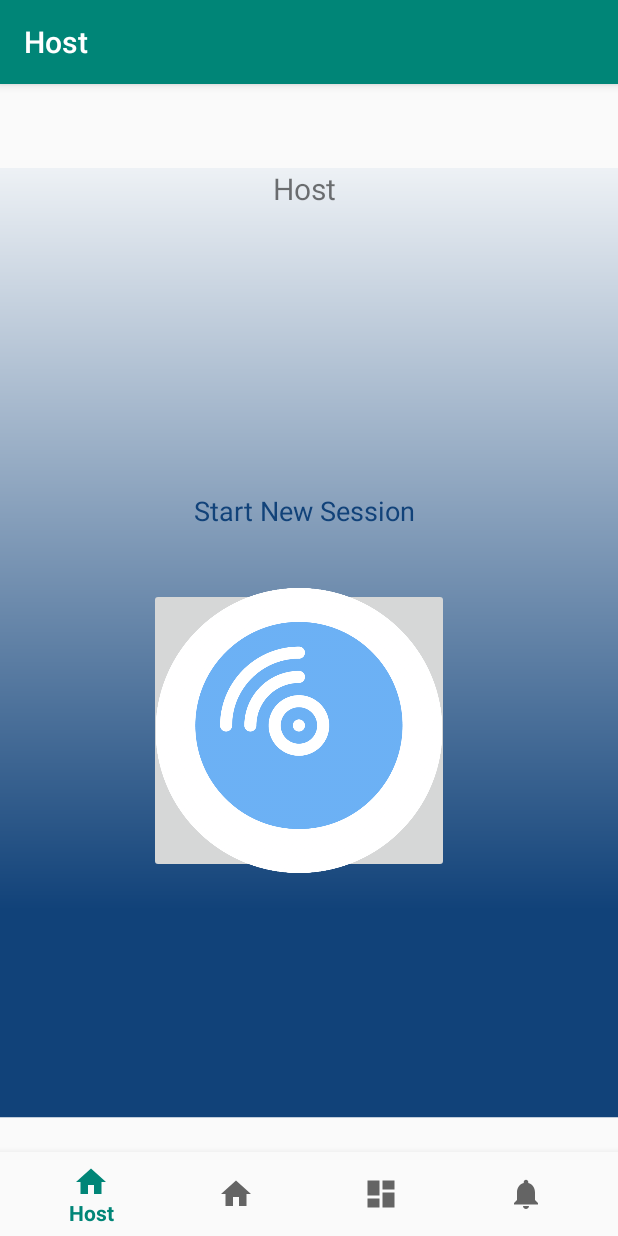
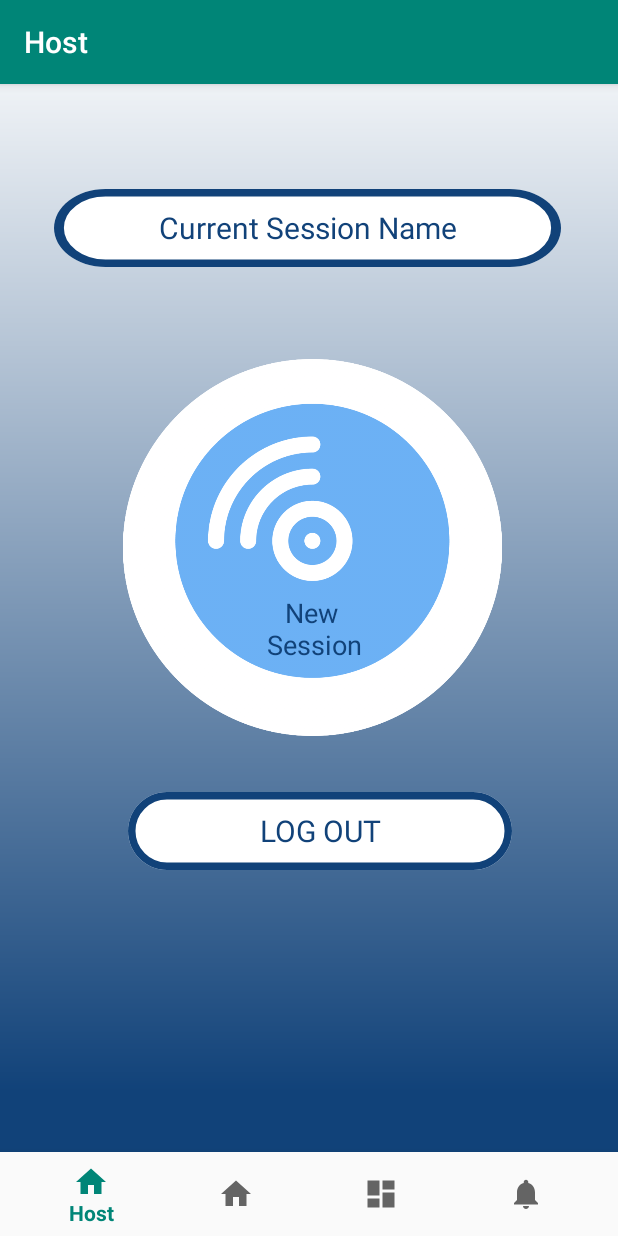
Before and after one commit to Finnvoor/glisten, an Android app: the HostFragment screen opened through its navigation route, on a phone screen of 412 x 824 dp. Run offline under Robolectric (Android 15) with nearby library versions, the phone set to English and light mode, and no system bars; our stand-ins replace navigation-ui.

Commit message:
host page

```diff
--- a/app/src/main/res/drawable/host_page.xml
+++ b/app/src/main/res/drawable/host_page.xml
@@ -4,9 +4,9 @@
     xmlns:android="http://schemas.android.com/apk/res/android"
     xmlns:aapt="http://schemas.android.com/aapt"
     android:width="360dp"
-    android:height="720dp"
+    android:height="640dp"
     android:viewportWidth="360"
-    android:viewportHeight="720"
+    android:viewportHeight="640"
     >
 
     <group>
@@ -35,7 +35,7 @@
                         android:type="linear"
                         android:startX="0"
                         android:startY="320"
-                        android:endX="270"
+                        android:endX="300"
                         android:endY="320"
                         >
 
--- a/app/src/main/res/layout/activity_host.xml
+++ b/app/src/main/res/layout/activity_host.xml
@@ -4,7 +4,7 @@
     android:id="@+id/container"
     android:layout_width="match_parent"
     android:layout_height="match_parent"
-    android:paddingTop="?attr/actionBarSize">
+    >
 
     <com.google.android.material.bottomnavigation.BottomNavigationView
         android:id="@+id/nav_view"
--- a/app/src/main/res/layout/fragment_host.xml
+++ b/app/src/main/res/layout/fragment_host.xml
@@ -8,16 +8,18 @@
     android:background = "@drawable/host_page">
 
 
+
+
     <ImageButton
         android:id="@+id/imageButton"
-        android:layout_width="200dp"
-        android:layout_height="190dp"
+        android:layout_width="290dp"
+        android:layout_height="251dp"
         android:layout_alignParentStart="true"
         android:layout_alignParentLeft="true"
         android:layout_alignParentTop="true"
-        android:layout_marginStart="99dp"
-        android:layout_marginLeft="99dp"
-        android:layout_marginTop="280dp"
+        android:layout_marginStart="63dp"
+        android:layout_marginLeft="63dp"
+        android:layout_marginTop="183dp"
         android:adjustViewBounds="true"
         android:color="#114279"
         android:contentDescription="@string/todo"
@@ -28,7 +30,8 @@
         app:layout_constraintEnd_toEndOf="parent"
         app:layout_constraintStart_toStartOf="parent"
         app:layout_constraintTop_toTopOf="parent"
-        app:srcCompat="@drawable/djdisk" />
+        app:srcCompat="@drawable/djdisk"
+        android:background="@android:color/transparent"/>
 
     <TextView
         android:id="@+id/start_new_s"
@@ -37,9 +40,9 @@
         android:layout_alignParentStart="true"
         android:layout_alignParentLeft="true"
         android:layout_alignParentTop="true"
-        android:layout_marginStart="129dp"
-        android:layout_marginLeft="129dp"
-        android:layout_marginTop="216dp"
+        android:layout_marginStart="190dp"
+        android:layout_marginLeft="190dp"
+        android:layout_marginTop="340dp"
         android:layout_marginBottom="20dp"
         android:gravity="top"
         android:text="@string/start_new_s"
@@ -50,16 +53,65 @@
         app:layout_constraintStart_toStartOf="parent" />
 
     <TextView
+        android:id="@+id/start_new_s2"
+        android:layout_width="195dp"
+        android:layout_height="29dp"
+        android:layout_alignParentStart="true"
+        android:layout_alignParentLeft="true"
+        android:layout_alignParentTop="true"
+        android:layout_marginStart="178dp"
+        android:layout_marginLeft="178dp"
+        android:layout_marginTop="361dp"
+        android:layout_marginBottom="20dp"
+        android:gravity="top"
+        android:text="@string/start_new_s2"
+        android:textAppearance="@style/start_new_s"
+        app:layout_constraintBottom_toTopOf="@+id/imageButton"
+        app:layout_constraintEnd_toEndOf="parent"
+        app:layout_constraintHorizontal_bias="0.49"
+        app:layout_constraintStart_toStartOf="parent" />
+
+    <TextView
         android:id="@+id/text_dashboard"
         android:layout_width="389dp"
         android:layout_height="wrap_content"
+        android:layout_alignParentBottom="true"
         android:layout_marginStart="8dp"
         android:layout_marginEnd="8dp"
+        android:layout_marginBottom="12dp"
         android:textAlignment="center"
         android:textSize="20sp"
         app:layout_constraintEnd_toEndOf="parent"
         app:layout_constraintStart_toStartOf="parent"
         app:layout_constraintTop_toTopOf="parent" />
 
+    <Button
+        android:id="@+id/loginConfirm"
+        android:layout_width="256dp"
+        android:layout_height="52dp"
+        android:layout_alignParentStart="true"
+        android:layout_alignParentLeft="true"
+        android:layout_alignParentTop="true"
+        android:layout_marginStart="85dp"
+        android:layout_marginLeft="85dp"
+        android:layout_marginTop="472dp"
+        android:background="@drawable/login"
+        android:text="@string/log_out"
+        android:textAppearance="@style/log_in2" />
+
+    <Button
+        android:id="@+id/Party"
+        android:layout_width="338dp"
+        android:layout_height="wrap_content"
+        android:layout_alignParentStart="true"
+        android:layout_alignParentLeft="true"
+        android:layout_alignParentTop="true"
+        android:layout_marginStart="36dp"
+        android:layout_marginLeft="36dp"
+        android:layout_marginTop="70dp"
+        android:background="@drawable/login"
+        android:text="@string/partyName"
+        android:textAppearance="@style/log_in2" />
+
 
 </RelativeLayout>
--- a/app/src/main/res/values/strings.xml
+++ b/app/src/main/res/values/strings.xml
@@ -26,6 +26,9 @@ Password
     <string name="title_home">Home</string>
     <string name="title_dashboard">Dashboard</string>
     <string name="title_notifications">Notifications</string>
-    <string name="start_new_s">Start New Session</string>
+    <string name="start_new_s">New</string>
+    <string name="start_new_s2">Session</string>
     <string name="todo">TODO</string>
+    <string name="log_out">LOG OUT</string>
+    <string name="partyName">Current Session Name</string>
 </resources>
```
